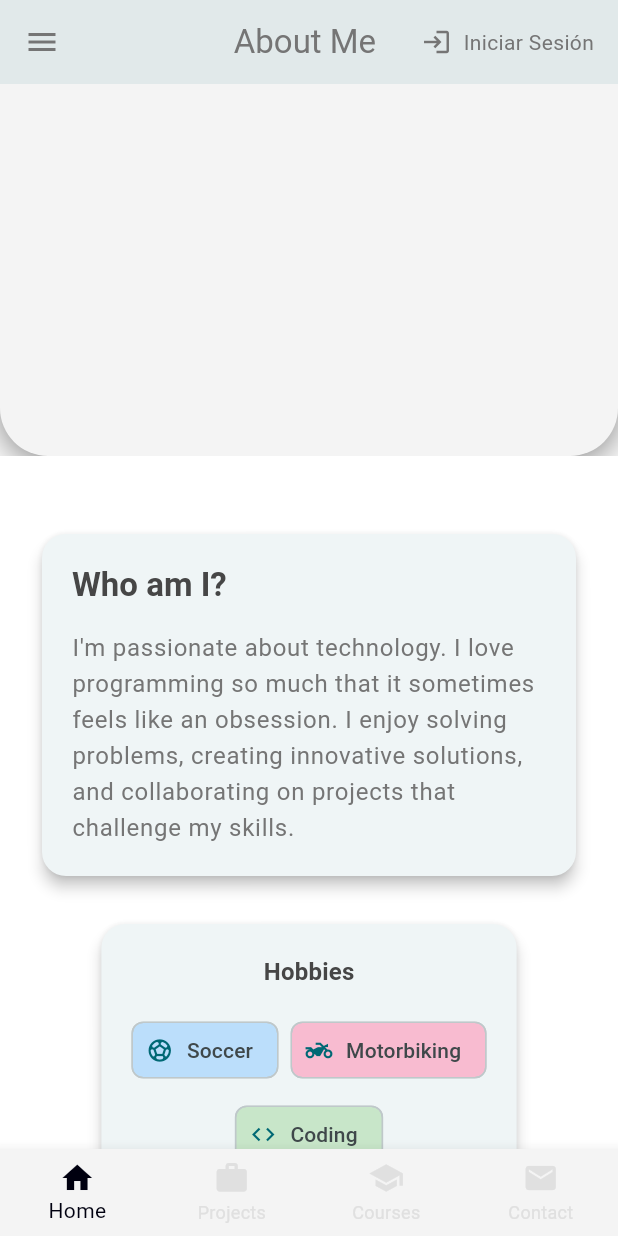
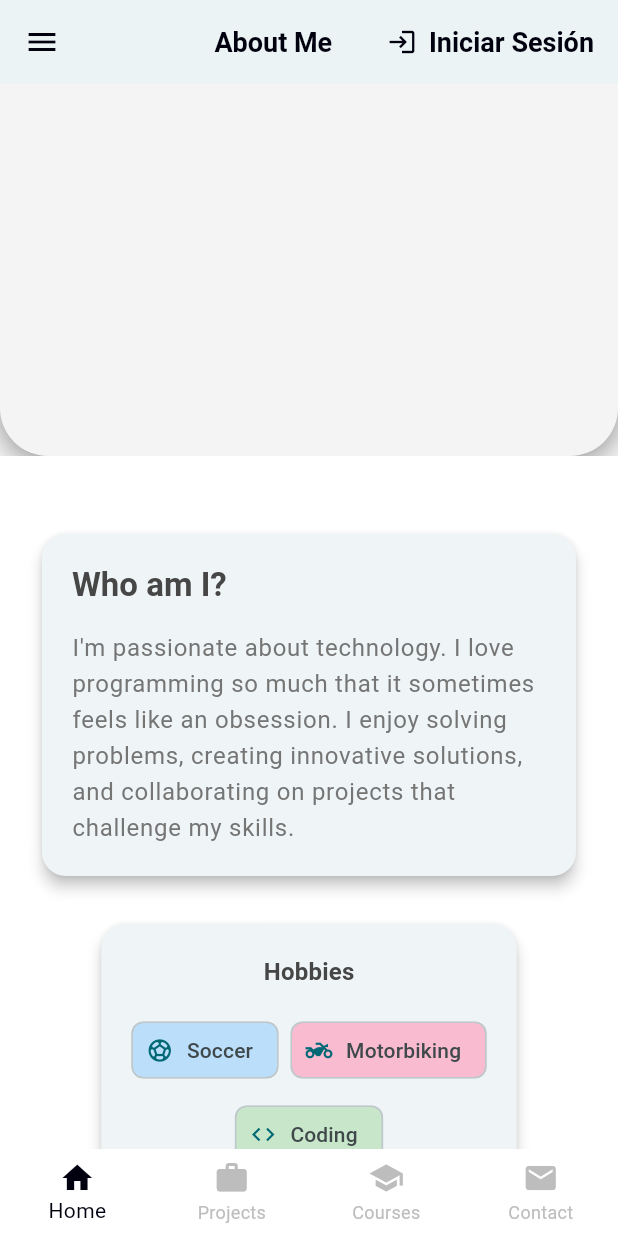
Before and after one commit to 18-anth/CV_Anth, a Flutter app: the AboutMe screen opened by its route, scrolled down 576 dp, on a phone screen of 412 x 824 dp. Run offline on Flutter 3.47's test engine with Material 3 defaults, Android fonts, the light colour scheme and no system bars; our stand-ins replace animate_do, firebase_core, firebase_database, go_router, share_plus, webview_flutter; missing offline and left inert: flutter_3d_controller, model_viewer_plus; accounts and stored records are empty.

Commit message:
config models, utils, views

```diff
--- a/lib/layouts/main_layout.dart
+++ b/lib/layouts/main_layout.dart
@@ -123,10 +123,20 @@ class _MainLayoutState extends State<MainLayout> {
     return Scaffold(
       appBar: AppBar(
         title: Text(_getAppBarTitle()),
-        backgroundColor: AppColors.light,
+        backgroundColor: AppColors.primary,
         elevation: 0,
         centerTitle: true,
-        foregroundColor: AppColors.darkgrey,
+        foregroundColor: AppColors.blackOption,
+        toolbarTextStyle: TextStyle(
+          color: AppColors.blackOption,
+          fontSize: 18,
+          fontWeight: FontWeight.bold,
+        ),
+        titleTextStyle: TextStyle(
+          color: AppColors.blackOption,
+          fontSize: 18,
+          fontWeight: FontWeight.bold,
+        ),
         actions: [
           // Botón de Login/Logout condicionado por autenticación
           Padding(
@@ -166,7 +176,7 @@ class _MainLayoutState extends State<MainLayout> {
                 gradient: LinearGradient(
                   begin: Alignment.topLeft,
                   end: Alignment.bottomRight,
-                  colors: [AppColors.darkgrey, AppColors.darkgrey],
+                  colors: [AppColors.blackOption, AppColors.darkgrey],
                 ),
               ),
               child: Column(
@@ -324,10 +334,10 @@ class _MainLayoutState extends State<MainLayout> {
         currentIndex: _selectedIndex,
         onTap: _onItemTapped,
         type: BottomNavigationBarType.fixed,
-        backgroundColor: AppColors.light,
+        backgroundColor: AppColors.primary,
         selectedItemColor: AppColors.blackOption,
-        unselectedItemColor: Colors.grey[300],
-        elevation: 8,
+        elevation: 0,
+        unselectedItemColor: Colors.grey[400],
         items: [
           BottomNavigationBarItem(icon: Icon(Icons.home), label: 'Home'),
           BottomNavigationBarItem(icon: Icon(Icons.work), label: 'Projects'),
--- a/lib/models/AvatarAbstractoModel.dart
+++ b/lib/models/AvatarAbstractoModel.dart
@@ -4,7 +4,7 @@ import 'package:flutter_3d_controller/flutter_3d_controller.dart';
 import 'package:model_viewer_plus/model_viewer_plus.dart';
 
 class AvatarAbstractoModel extends StatefulWidget {
-  const AvatarAbstractoModel({Key? key}) : super(key: key);
+  const AvatarAbstractoModel({super.key});
 
   @override
   State<AvatarAbstractoModel> createState() => _AvatarAbstractoModelState();
@@ -28,7 +28,7 @@ class _AvatarAbstractoModelState extends State<AvatarAbstractoModel> {
   }
 
   Future<String> _getModelUrl() async {
-    return 'https://drive.google.com/uc?export=download&id=13eK7Av8w_2Y62kN6Z5EKaK7O7N03MajJ';
+    return 'https://raw.githubusercontent.com/18-anth/CV_Anth/proyecto/assets/svg/ModelBlender_Avatar_abstracto.glb';
   }
 
   @override
--- a/lib/models/BookModel.dart
+++ b/lib/models/BookModel.dart
@@ -4,7 +4,7 @@ import 'package:flutter_3d_controller/flutter_3d_controller.dart';
 import 'package:model_viewer_plus/model_viewer_plus.dart';
 
 class BookModel extends StatefulWidget {
-  const BookModel({Key? key}) : super(key: key);
+  const BookModel({super.key});
 
   @override
   State<BookModel> createState() => _BookModelState();
@@ -28,7 +28,7 @@ class _BookModelState extends State<BookModel> {
   }
 
   Future<String> _getModelUrl() async {
-    return 'https://drive.google.com/uc?export=download&id=1K-TqkGXzGOPVs_RRbgB3Q1__4OM6tk4r';
+    return 'https://raw.githubusercontent.com/18-anth/CV_Anth/proyecto/assets/svg/ModelBlender_Libro.glb';
   }
 
   @override
--- a/lib/models/ContactModel.dart
+++ b/lib/models/ContactModel.dart
@@ -4,7 +4,7 @@ import 'package:flutter_3d_controller/flutter_3d_controller.dart';
 import 'package:model_viewer_plus/model_viewer_plus.dart';
 
 class ContactModel extends StatefulWidget {
-  const ContactModel({Key? key}) : super(key: key);
+  const ContactModel({super.key});
 
   @override
   State<ContactModel> createState() => _ContactModelState();
@@ -28,7 +28,7 @@ class _ContactModelState extends State<ContactModel> {
   }
 
   Future<String> _getModelUrl() async {
-    return 'https://drive.google.com/uc?export=download&id=1Ag9V4ffvxKJwj-jC4hdn75r6591xrE_j';
+    return 'https://raw.githubusercontent.com/18-anth/CV_Anth/proyecto/assets/svg/ModelBlender_Satelite.glb';
   }
 
   @override
--- a/lib/models/RobotModel.dart
+++ b/lib/models/RobotModel.dart
@@ -4,7 +4,7 @@ import 'package:flutter_3d_controller/flutter_3d_controller.dart';
 import 'package:model_viewer_plus/model_viewer_plus.dart';
 
 const String _modelDriveUrl =
-    'https://drive.google.com/uc?export=download&id=1Ty8SVK_jeV7yvRibQyH_UJ9L5hkoTLE0';
+    'https://raw.githubusercontent.com/18-anth/CV_Anth/proyecto/assets/svg/ModelBlender_robot_futurista.glb';
 
 class RobotModel extends StatefulWidget {
   const RobotModel({super.key});
--- a/lib/models/TreeModel.dart
+++ b/lib/models/TreeModel.dart
@@ -4,7 +4,7 @@ import 'package:flutter_3d_controller/flutter_3d_controller.dart';
 import 'package:model_viewer_plus/model_viewer_plus.dart';
 
 class TreeModel extends StatefulWidget {
-  const TreeModel({Key? key}) : super(key: key);
+  const TreeModel({super.key});
 
   @override
   State<TreeModel> createState() => _TreeModelState();
@@ -28,7 +28,7 @@ class _TreeModelState extends State<TreeModel> {
   }
 
   Future<String> _getModelUrl() async {
-    return 'https://drive.google.com/uc?export=download&id=1Wt_O6rc9N5AHRWEa_k889aqXyIX_P8S6';
+    return 'https://raw.githubusercontent.com/18-anth/CV_Anth/proyecto/assets/svg/ModelBlender_Tronco.glb';
   }
 
   @override
--- a/lib/utils/Colors.dart
+++ b/lib/utils/Colors.dart
@@ -3,6 +3,7 @@
 import 'package:flutter/material.dart';
 
 class AppColors {
+  static const Color primary = Color(0xFFFFFFFF);
   static const Color light = Color(0xFFF4F4F4);
   static const Color light5 = Color(0xFFF5F5F5);
   static const Color grey = Color.fromARGB(255, 204, 204, 204);
--- a/lib/view/Home/home_tech.dart
+++ b/lib/view/Home/home_tech.dart
@@ -101,10 +101,12 @@ class _HomeTechState extends State<HomeTech> {
       child: Container(
         width: double.infinity,
         decoration: BoxDecoration(
-          color: AppColors.grey,
+          color: AppColors.primary,
           borderRadius: const BorderRadius.only(
             topLeft: Radius.circular(32),
             topRight: Radius.circular(32),
+            bottomLeft: Radius.circular(32),
+            bottomRight: Radius.circular(32),
           ),
           boxShadow: [
             BoxShadow(
```
Also changed, not shown: lib/view/Home/Homescreen.dart (+6 -7 lines).
